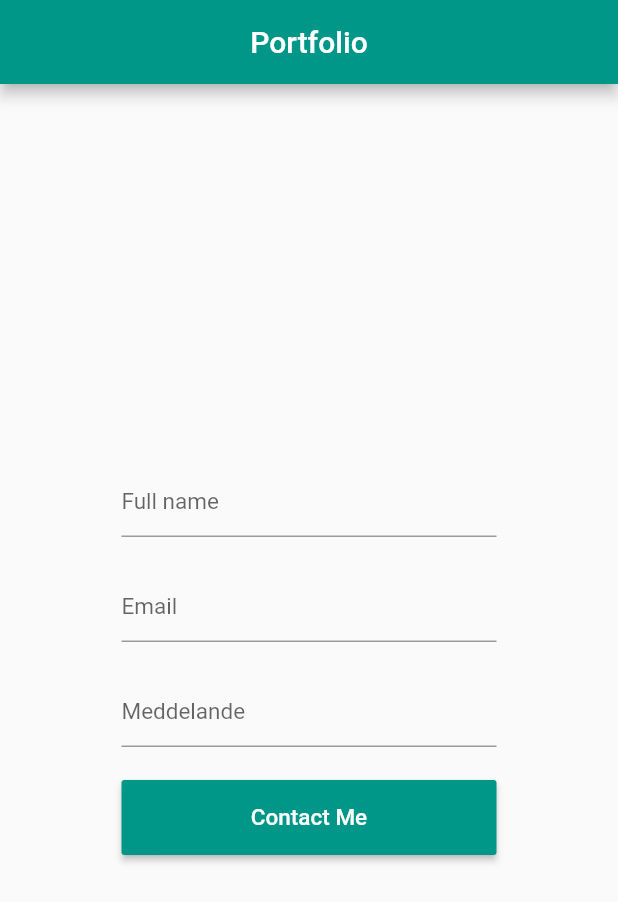
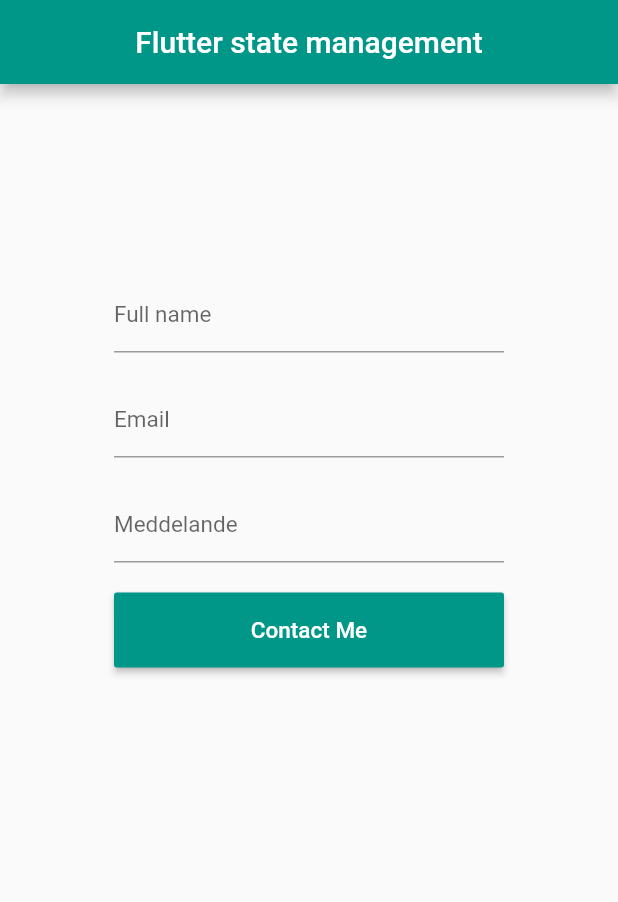
Before and after one commit to Martinsodis96/firstFlutterApp, a Flutter app: the screen it shows after launch, after a tap on "Contact Me", on a phone screen of 412 x 824 dp. Shown: the top 902 px of the screen. Run offline on Flutter 3.47's test engine with Material 2 defaults, Android fonts, the phone set to English and light mode, and no system bars.

Commit message:
Added some proper state methods and changed some styling

```diff
--- a/init_app/lib/home/home.dart
+++ /dev/null
@@ -1,72 +0,0 @@
-import 'package:flutter/material.dart';
-
-class Home extends StatelessWidget {
-
-  final String appTitle = "Portfolio";
-
-  @override
-  Widget build(BuildContext context) {
-    return Scaffold(
-      appBar: buildAppBar(),
-      body: buildCenter(),
-    );
-  }
-
-  Center buildCenter() {
-    return Center(
-      child: Form(
-        child: Column(
-          mainAxisAlignment: MainAxisAlignment.center,
-          children: <Widget>[
-            buildCenterColumnContainer(
-                buildFormInputField("Full name"),
-            ),
-            buildCenterColumnContainer(
-                buildFormInputField("Email")
-            ),
-            buildCenterColumnContainer(
-                buildFormInputField("Meddelande")
-            ),
-            buildCenterColumnContainer(RaisedButton(
-              color: Colors.teal,
-              onPressed: () {
-                handleSendRequestOnPress();
-              },
-              child: Text(
-                "Contact Me",
-                style: TextStyle(color: Colors.white, fontSize: 15),
-              ),
-            )),
-          ],
-        ),
-      ),
-    );
-  }
-
-  TextFormField buildFormInputField(String inputFieldText) {
-    return TextFormField(
-        style: TextStyle(
-          fontSize: 15,
-        ),
-        decoration: InputDecoration(
-          hintText: inputFieldText,
-        ));
-  }
-
-  Container buildCenterColumnContainer(Widget widget) {
-    return Container(
-        height: 50, width: 250, margin: EdgeInsets.all(10), child: widget);
-  }
-
-  void handleSendRequestOnPress() {
-    print("Contact Me");
-  }
-
-  AppBar buildAppBar() {
-    return AppBar(
-      title: Text(appTitle),
-      backgroundColor: Colors.teal,
-      centerTitle: true,
-    );
-  }
-}
--- a/init_app/lib/main.dart
+++ b/init_app/lib/main.dart
@@ -1,7 +1,92 @@
 import 'package:flutter/material.dart';
 
-import 'home/home.dart';
 
-void main() => runApp(MaterialApp(
-      home: Home(),
-    ));
+void main() => runApp(MyApp());
+
+class MyApp extends StatelessWidget {
+  @override
+  Widget build(BuildContext context) {
+    return MaterialApp(
+      home: MainPage(),
+    );
+  }
+}
+
+class MainPage extends StatefulWidget {
+
+  MainPage({Key key}) : super(key: key);
+
+  _MainPageState createState() => _MainPageState();
+}
+
+class _MainPageState extends State<MainPage> {
+  @override
+  Widget build(BuildContext context) {
+    return Scaffold(
+      resizeToAvoidBottomInset: false,
+      appBar: buildMainPageAppBar(),
+      body: buildMainPageBody(),
+    );
+  }
+}
+
+Center buildMainPageBody() {
+  return Center(
+    child: Container(
+      margin: EdgeInsets.fromLTRB(0, 0, 0, 250),
+      child: Form(
+        child: Column(
+          mainAxisAlignment: MainAxisAlignment.center,
+          children: <Widget>[
+            buildCenterColumnContainer(
+              buildFormInputField("Full name"),
+            ),
+            buildCenterColumnContainer(
+                buildFormInputField("Email")
+            ),
+            buildCenterColumnContainer(
+                buildFormInputField("Meddelande")
+            ),
+            buildCenterColumnContainer(RaisedButton(
+              color: Colors.teal,
+              onPressed: () {
+                handleSendRequestOnPress();
+              },
+              child: Text(
+                "Contact Me",
+                style: TextStyle(color: Colors.white, fontSize: 15),
+              ),
+            )),
+          ],
+        ),
+      ),
+    ),
+  );
+}
+
+TextFormField buildFormInputField(String inputFieldText) {
+  return TextFormField(
+      style: TextStyle(
+        fontSize: 15,
+      ),
+      decoration: InputDecoration(
+        labelText: inputFieldText
+      ));
+}
+
+Container buildCenterColumnContainer(Widget widget) {
+  return Container(
+      height: 50, width: 260, margin: EdgeInsets.all(10), child: widget);
+}
+
+void handleSendRequestOnPress() {
+  print("Contact Me");
+}
+
+AppBar buildMainPageAppBar() {
+  return AppBar(
+    title: Text("Flutter state management"),
+    backgroundColor: Colors.teal,
+    centerTitle: true,
+  );
+}
--- a/init_app/pubspec.yaml
+++ b/init_app/pubspec.yaml
@@ -1,4 +1,4 @@
-name: init_app
+name: contact
 description: A new Flutter application.
 
 # The following defines the version and build number for your application.
@@ -19,6 +19,7 @@ environment:
 dependencies:
   flutter:
     sdk: flutter
+  flutter_bloc: ^3.1.0
 
   # The following adds the Cupertino Icons font to your application.
   # Use with the CupertinoIcons class for iOS style icons.
```
Also changed, not shown: init_app/pubspec.lock, 2 other files.
